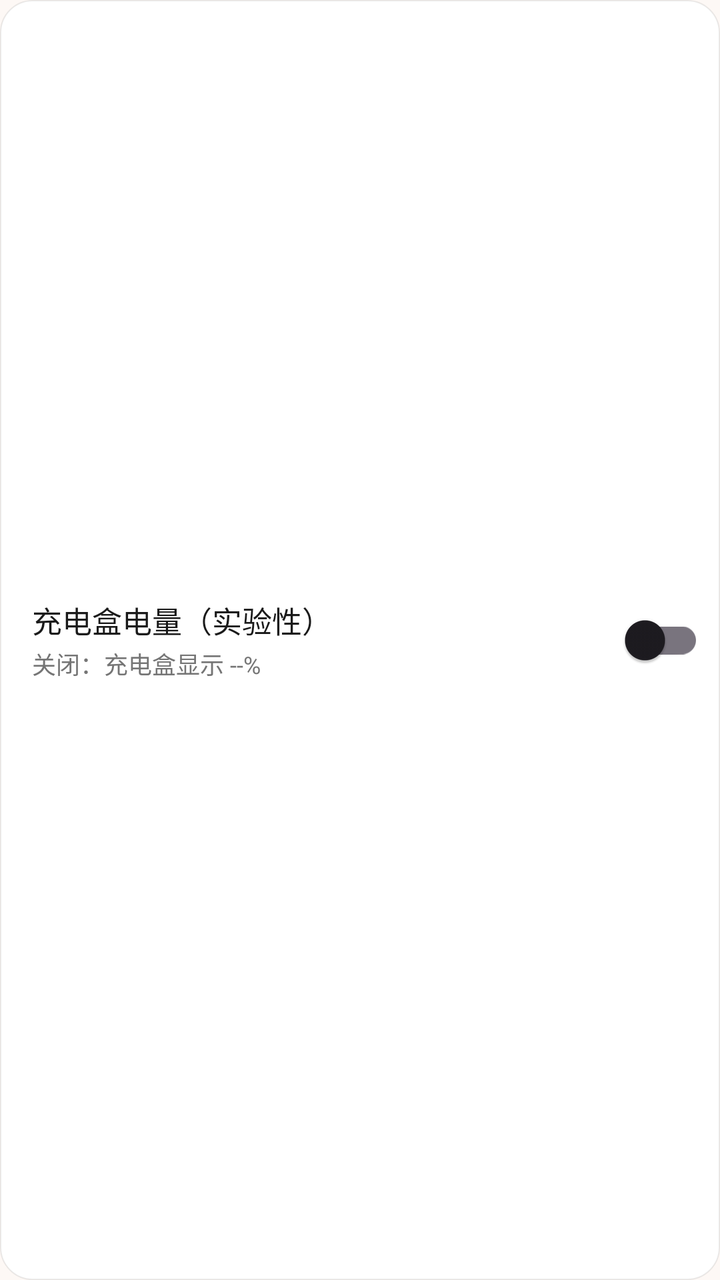
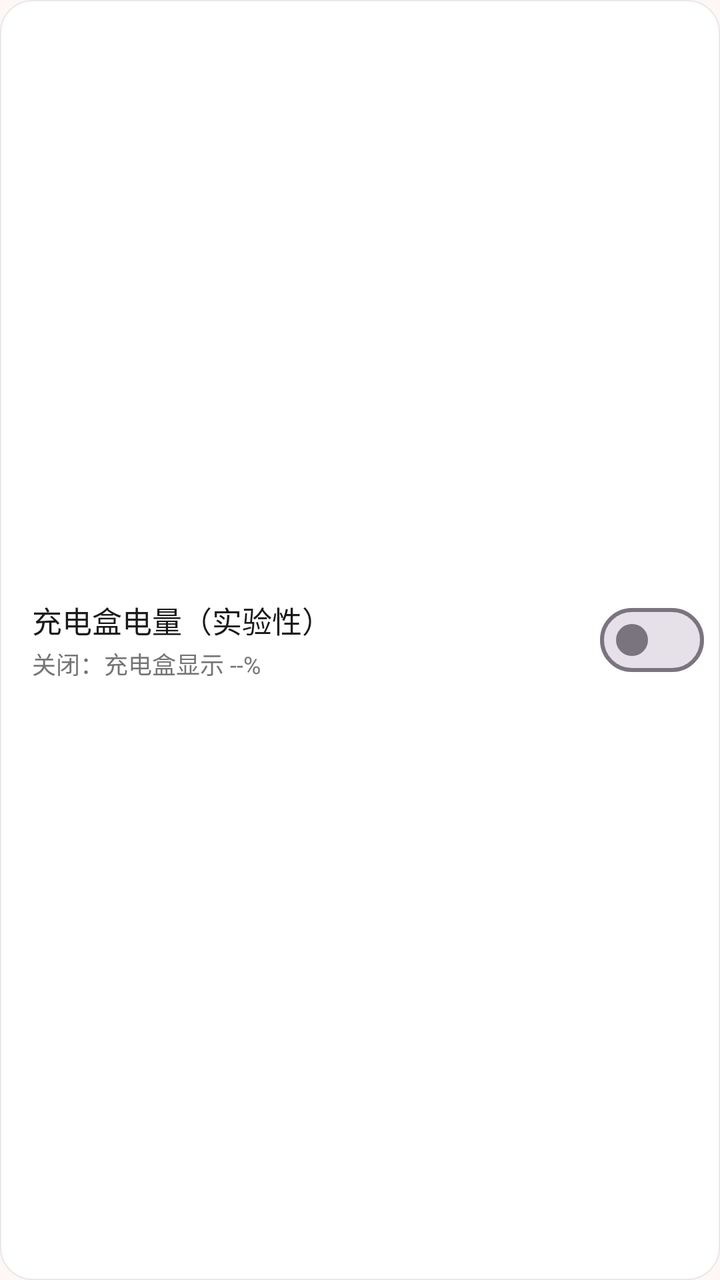

Screens rendered from an Android XML layout before and after an edit, with the pre-edit source and the edit as a unified diff.
<!-- AndroidManifest.xml: application theme AppTheme -->
<!-- res/layout/row_private_case.xml -->
<?xml version="1.0" encoding="utf-8"?>
<LinearLayout xmlns:android="http://schemas.android.com/apk/res/android"
    android:id="@+id/rowPrivateCase"
    android:layout_width="match_parent"
    android:layout_height="wrap_content"
    android:background="@drawable/bg_card"
    android:gravity="center_vertical"
    android:orientation="horizontal"
    android:paddingStart="16dp"
    android:paddingTop="12dp"
    android:paddingEnd="8dp"
    android:paddingBottom="12dp">

    <LinearLayout
        android:layout_width="0dp"
        android:layout_height="wrap_content"
        android:layout_weight="1"
        android:orientation="vertical">

        <TextView
            android:layout_width="wrap_content"
            android:layout_height="wrap_content"
            android:text="充电盒电量（实验性）"
            android:textColor="#1A1A1A"
            android:textSize="15sp" />

        <TextView
            android:id="@+id/tvPrivateCaseDesc"
            android:layout_width="wrap_content"
            android:layout_height="wrap_content"
            android:layout_marginTop="2dp"
            android:text="关闭：充电盒显示 --%"
            android:textColor="#757575"
            android:textSize="12sp" />
    </LinearLayout>

    <com.google.android.material.switchmaterial.SwitchMaterial
        android:id="@+id/swPrivateCase"
        android:layout_width="wrap_content"
        android:layout_height="wrap_content"
        android:checked="false" />
</LinearLayout>
<!-- resources referenced by this layout -->
<resources>
  <!-- drawable bg_card (drawable) -->
  <?xml version="1.0" encoding="utf-8"?>
  <shape xmlns:android="http://schemas.android.com/apk/res/android"
      android:shape="rectangle">
      <solid android:color="#FFFFFFFF" />
      <corners android:radius="16dp" />
      <stroke
          android:width="0.5dp"
          android:color="#14000000" />
  </shape>
  <style name="AppTheme" parent="Theme.Material3.DayNight.NoActionBar">
          <item name="colorPrimary">@color/md_primary</item>
          <item name="colorOnPrimary">@color/md_on_primary</item>
          <item name="colorPrimaryContainer">@color/md_primary_container</item>
          <item name="colorOnPrimaryContainer">@color/md_on_primary_container</item>
          <item name="colorSecondaryContainer">@color/md_secondary_container</item>
          <item name="colorOnSecondaryContainer">@color/md_on_secondary_container</item>
          <item name="colorTertiaryContainer">@color/md_tertiary_container</item>
          <item name="colorOnTertiaryContainer">@color/md_on_tertiary_container</item>
          <item name="colorError">@color/md_error</item>
          <item name="colorErrorContainer">@color/md_error_container</item>
          <item name="colorOnErrorContainer">@color/md_on_error_container</item>
  
          <item name="android:statusBarColor">@android:color/transparent</item>
          <item name="android:navigationBarColor">@android:color/transparent</item>
          <item name="android:windowLightStatusBar">?attr/isLightTheme</item>
          <item name="android:windowBackground">@color/md_background</item>
          <item name="android:enforceStatusBarContrast">false</item>
          <item name="android:enforceNavigationBarContrast">false</item>
      </style>
  <color name="md_primary">#FF9B4A00</color>
  <color name="md_on_primary">#FFFFFFFF</color>
  <color name="md_primary_container">#FFFFDCC2</color>
  <color name="md_on_primary_container">#FF2E1500</color>
  <color name="md_secondary_container">#FFF3DDD3</color>
  <color name="md_on_secondary_container">#FF2B1710</color>
  <color name="md_tertiary_container">#FFD8E9D6</color>
  <color name="md_on_tertiary_container">#FF10200F</color>
  <color name="md_error">#FFBA1A1A</color>
  <color name="md_error_container">#FFFFDAD6</color>
  <color name="md_on_error_container">#FF410002</color>
  <color name="md_background">#FFFDF8F5</color>
</resources>

<!-- the commit's change to res/layout/row_private_case.xml (unified diff, before → after) -->
@@ -34,7 +34,7 @@
             android:textSize="12sp" />
     </LinearLayout>
 
-    <com.google.android.material.switchmaterial.SwitchMaterial
+    <com.google.android.material.materialswitch.MaterialSwitch
         android:id="@+id/swPrivateCase"
         android:layout_width="wrap_content"
         android:layout_height="wrap_content"
